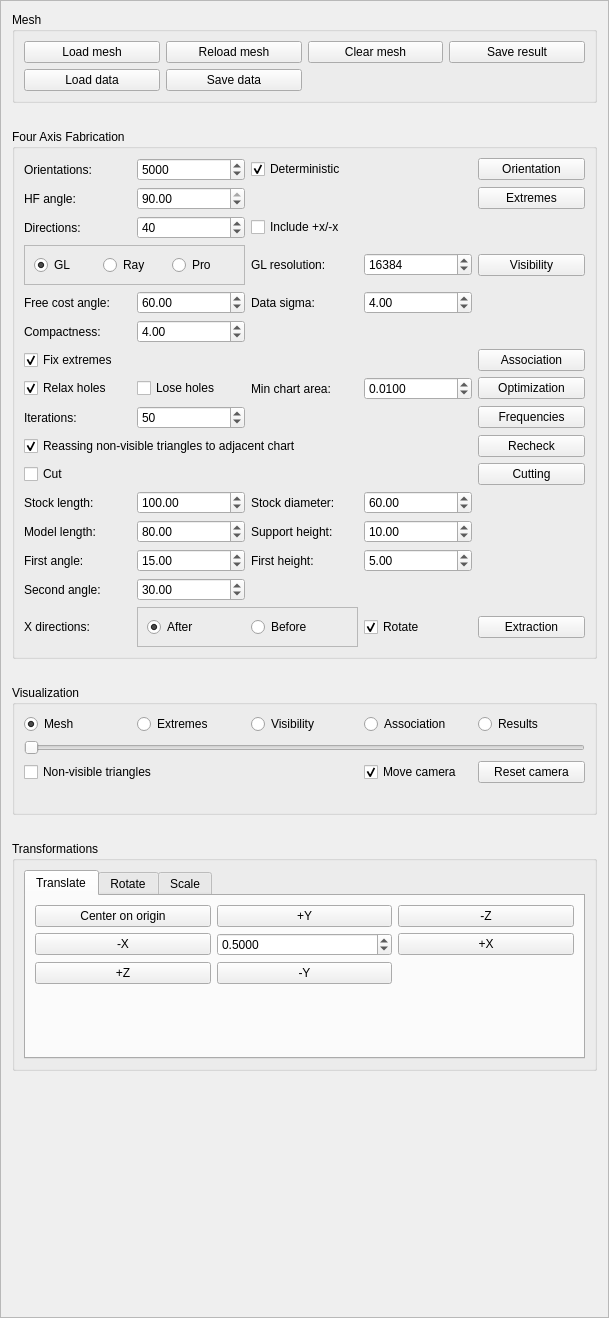
Qt form GUI/managers/fouraxisfabricationmanager.ui (cg3hci/4AxisMilling) before a commit.
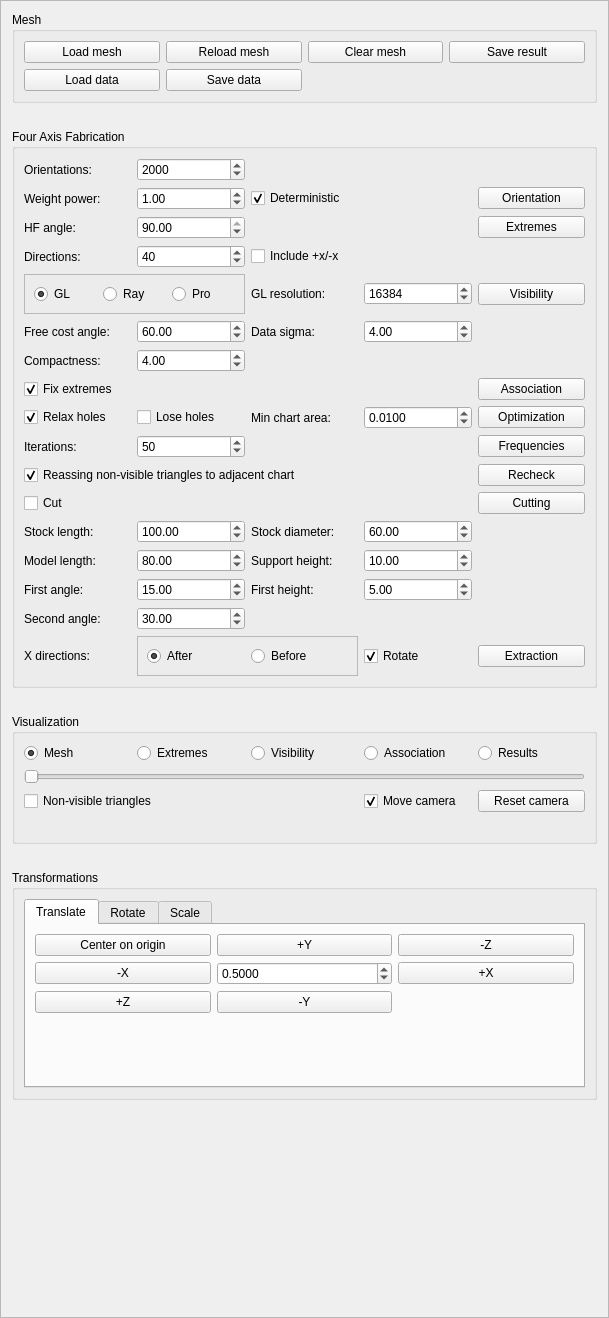
The same form after that commit.

Commit message: Weight power in optimal orientation

```diff
--- a/GUI/managers/fouraxisfabricationmanager.ui
+++ b/GUI/managers/fouraxisfabricationmanager.ui
@@ -785,19 +785,6 @@
         </property>
        </widget>
       </item>
-      <item row="0" column="3">
-       <widget class="QCheckBox" name="optimalOrientationDeterministicCheckBox">
-        <property name="layoutDirection">
-         <enum>Qt::LeftToRight</enum>
-        </property>
-        <property name="text">
-         <string>Deterministic</string>
-        </property>
-        <property name="checked">
-         <bool>true</bool>
-        </property>
-       </widget>
-      </item>
       <item row="14" column="2">
        <widget class="QCheckBox" name="optimizationLoseHolesCheckBox">
         <property name="text">
@@ -818,13 +805,6 @@
         </property>
        </widget>
       </item>
-      <item row="0" column="5">
-       <widget class="QPushButton" name="optimalOrientationButton">
-        <property name="text">
-         <string>Orientation</string>
-        </property>
-       </widget>
-      </item>
       <item row="3" column="2">
        <widget class="QDoubleSpinBox" name="selectExtremesHeightfieldAngleSpinBox">
         <property name="minimum">
@@ -1067,7 +1047,7 @@
          <number>50000</number>
         </property>
         <property name="value">
-         <number>5000</number>
+         <number>2000</number>
         </property>
        </widget>
       </item>
@@ -1088,6 +1068,43 @@
         </property>
        </widget>
       </item>
+      <item row="1" column="5">
+       <widget class="QPushButton" name="optimalOrientationButton">
+        <property name="text">
+         <string>Orientation</string>
+        </property>
+       </widget>
+      </item>
+      <item row="1" column="1">
+       <widget class="QLabel" name="optimalOrientationWeightPowerLabel">
+        <property name="text">
+         <string>Weight power:</string>
+        </property>
+       </widget>
+      </item>
+      <item row="1" column="2">
+       <widget class="QDoubleSpinBox" name="optimalOrientationWeightPowerSpinBox">
+        <property name="maximum">
+         <double>50.000000000000000</double>
+        </property>
+        <property name="value">
+         <double>1.000000000000000</double>
+        </property>
+       </widget>
+      </item>
+      <item row="1" column="3">
+       <widget class="QCheckBox" name="optimalOrientationDeterministicCheckBox">
+        <property name="layoutDirection">
+         <enum>Qt::LeftToRight</enum>
+        </property>
+        <property name="text">
+         <string>Deterministic</string>
+        </property>
+        <property name="checked">
+         <bool>true</bool>
+        </property>
+       </widget>
+      </item>
      </layout>
     </widget>
    </item>
```
The commit also changes 3 other files.
